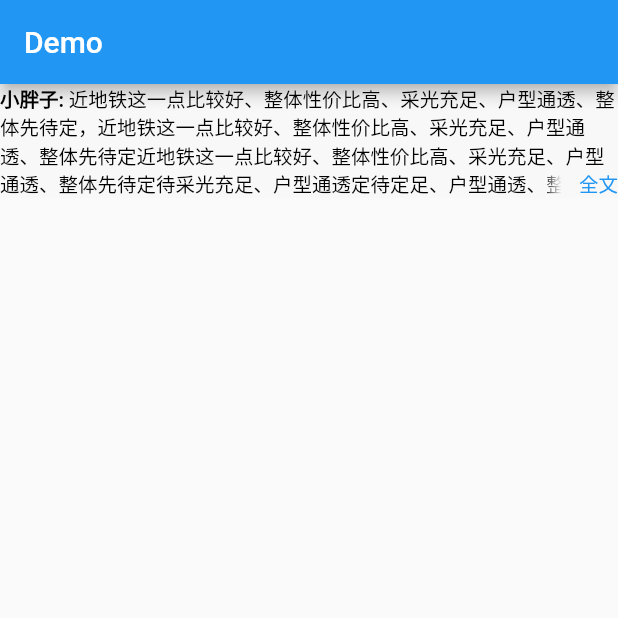
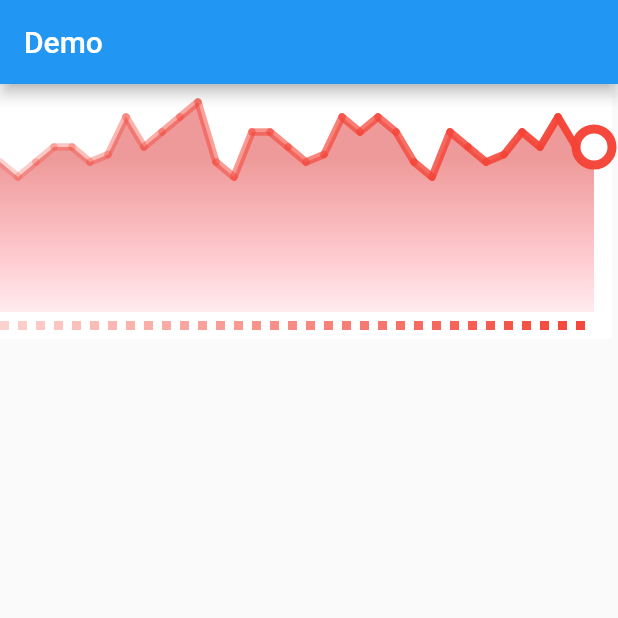
Before and after one commit to old-traveler/flutter_demo, a Flutter app: the screen it shows after launch, on a phone screen of 412 x 824 dp, the top half of it. Run offline on Flutter 3.47's test engine with Material 2 defaults, Android fonts, the phone set to English and light mode, and no system bars.

Commit message:
Add LineChart

```diff
--- a/lib/main.dart
+++ b/lib/main.dart
@@ -1,5 +1,7 @@
 import 'package:flutter/gestures.dart';
 import 'package:flutter/material.dart';
+
+import 'line_chart.dart';
 
 void main() => runApp(MyApp());
 
@@ -34,28 +36,44 @@ class _MyHomePageState extends State<MyHomePage> {
         title: Text('Demo'),
       ),
       body: Container(
-          child: ExpandedText(
-            inlineSpan: TextSpan(children: <InlineSpan>[
-              TextSpan(
-                text: '小胖子: ',
-                recognizer: TapGestureRecognizer(debugOwner: this)
-                  ..onTap = () => print('小胖 子'),
-                style: TextStyle(
-                    fontSize: 13,
-                    color: Colors.black,
-                    fontWeight: FontWeight.w600),
-              ),
-              TextSpan(
-                recognizer: TapGestureRecognizer(debugOwner: this)
-                  ..onTap = () => print('户型通 透'),
-                text:
-                    '近地铁这一点比较好、整体性价比高、采光充足、户型通透、整体先待定，近地铁这一点比较好、整体性价比高、采光充足、户型通透、整体先待定近地铁这一点比较好、整体性价比高、采光充足、户型通透、整体先待定待采光充足、户型通透定待定足、户型通透、整体先待定，近地铁这一点比较好、整体性价比高、采光充足、户型通透、整体先待定近地铁这一点比较好、整体性价比高、采光充足、户型通透、整体先待定待采光充足、户型通透定待定',
-                style: TextStyle(fontSize: 13, color: Colors.black),
-              ),
+        child: LineChart(values: <double>[
+          100,
+          90,
+          100,
+          110,
+          110,
+          100,
+          105,
+          130,
+          110,
+          120,
+          130,
+          140,
+          100,
+          90,
+          120,
+          120,
+          110,
+          100,
+          105,
+          130,
+          120,
+          130,
+          120,
+          100,
+          90,
+          120,
+          110,
+          100,
+          105,
+          120,
+          110,
+          130,
+          110
         ]),
-          ),
-          color: Color(0xFFF8F8F8),
-        ));
+        color: Colors.white,
+      )
+    );
   }
 }
 
```
Also changed, not shown: lib/line_chart.dart (added, +95 -0 lines). Lines whose indentation alone changed are shown as unchanged.
